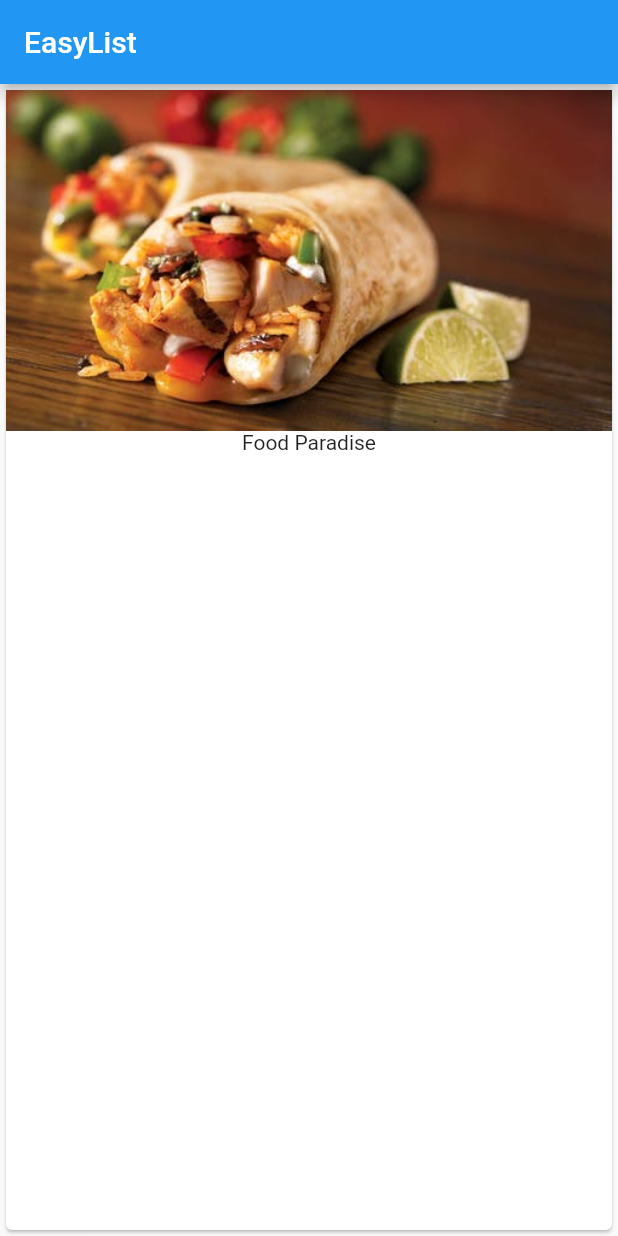
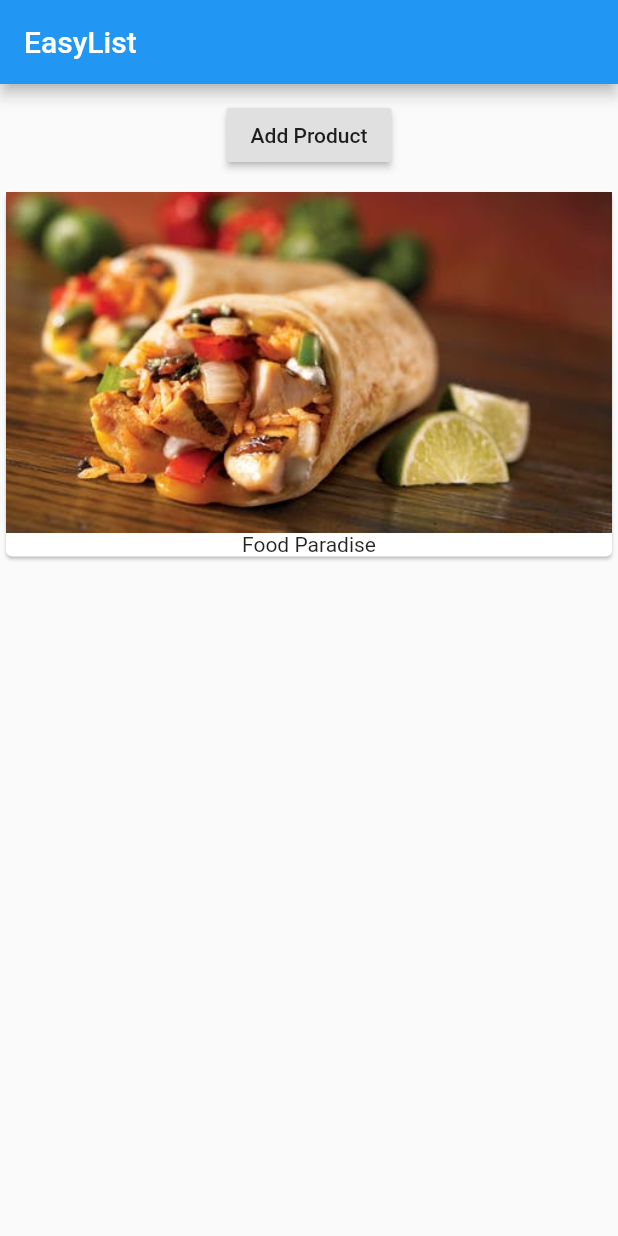
Before and after one commit to ong-ar/flutter-practice, a Flutter app: the screen it shows after launch, on a phone screen of 412 x 824 dp. Run offline on Flutter 3.47's test engine with Material 2 defaults, Android fonts, the phone set to English and light mode, and no system bars.

Commit message:
add button for add product

```diff
--- a/lib/main.dart
+++ b/lib/main.dart
@@ -10,7 +10,15 @@ class MyApp extends StatelessWidget {
         appBar: AppBar(
           title: Text('EasyList'),
         ),
-        body: Card(
+        body: Column(children: <Widget>[
+          Container(
+            margin: EdgeInsets.all(10),
+            child: RaisedButton(
+              onPressed: () {},
+              child: Text('Add Product'),
+            ),
+          ),
+          Card(
             child: Column(
               children: <Widget>[
                 Image.asset('assets/food.jpeg'),
@@ -18,6 +26,7 @@ class MyApp extends StatelessWidget {
               ],
             ),
           ),
+        ]),
       ),
     );
   }
```
Lines whose indentation alone changed are shown as unchanged.
